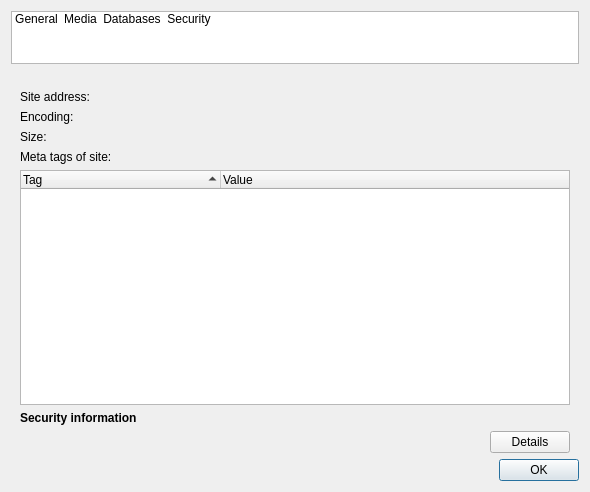
Qt form src/lib/webview/siteinfo.ui (QupZilla/qupzilla) before a commit.
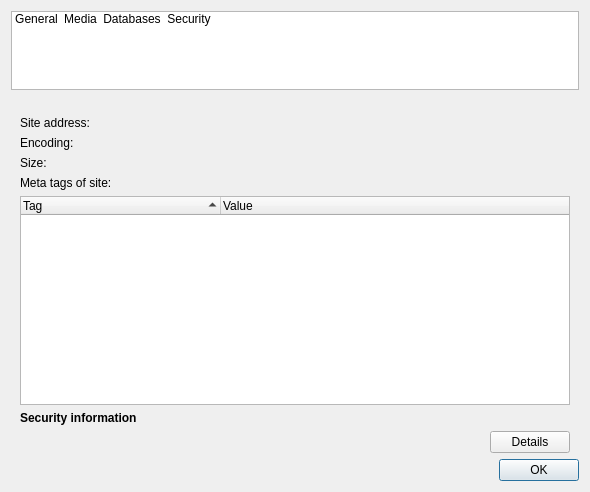
The same form after that commit. Custom widgets are drawn as their Qt base class.

Commit message:
Fixed rendering issues in ListWidget in SiteInfo
It should now be rendered well with all possible
font sizes.

Closes #663

The edit to the form file:
```diff
--- a/src/lib/webview/siteinfo.ui
+++ b/src/lib/webview/siteinfo.ui
@@ -16,18 +16,6 @@
   <layout class="QGridLayout" name="gridLayout">
    <item row="0" column="0">
     <widget class="QListWidget" name="listWidget">
-     <property name="sizePolicy">
-      <sizepolicy hsizetype="Preferred" vsizetype="Preferred">
-       <horstretch>0</horstretch>
-       <verstretch>0</verstretch>
-      </sizepolicy>
-     </property>
-     <property name="maximumSize">
-      <size>
-       <width>16777215</width>
-       <height>53</height>
-      </size>
-     </property>
      <property name="focusPolicy">
       <enum>Qt::NoFocus</enum>
      </property>
@@ -40,8 +28,8 @@
      <property name="movement">
       <enum>QListView::Static</enum>
      </property>
-     <property name="flow">
-      <enum>QListView::LeftToRight</enum>
+     <property name="resizeMode">
+      <enum>QListView::Adjust</enum>
      </property>
      <property name="viewMode">
       <enum>QListView::IconMode</enum>
```
The commit also changes 4 other files.
